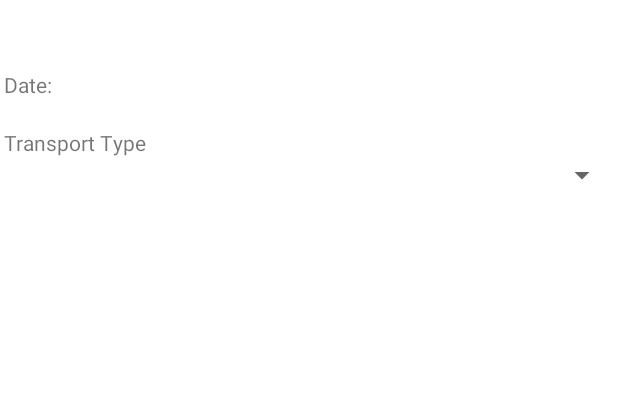
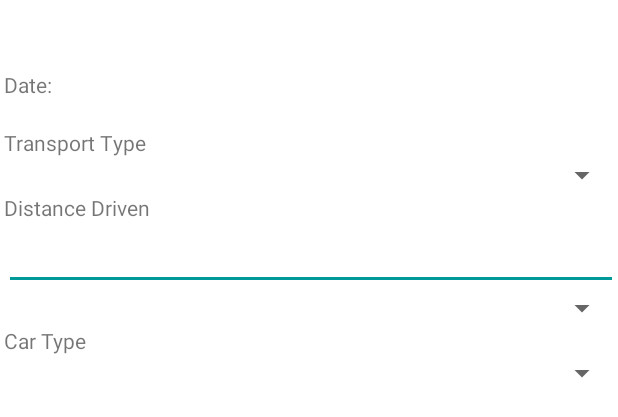
Before and after one commit to dawangk/B07-Planetze, an Android app: the layout fragment_transport_entry.xml on its own in the app's theme, with its tools: preview values and no code run, on a phone screen of 412 x 824 dp. Shown: the top 417 px of the screen. Run offline under Robolectric (Android 15) with nearby library versions, the phone set to English and light mode, and no system bars.

Commit message:
Rework/Feature: Made code in TransportEntryPage more modular and reusable. Finished Setting up input fields.

```diff
--- a/app/src/main/java/com/example/b07projectfall2024/NavigationBar/EntryInputs/EntryNavigatorPage.java
+++ b/app/src/main/java/com/example/b07projectfall2024/NavigationBar/EntryInputs/EntryNavigatorPage.java
@@ -32,7 +32,7 @@ public class EntryNavigatorPage extends Fragment {
         buttonTransport.setOnClickListener(new View.OnClickListener() {
             @Override
             public void onClick(View v) {
-                home.loadFragment(new TransportEntryPage(home), true);
+                home.loadFragment(new TransportEntryPage(), true);
             }
         });
 
--- a/app/src/main/res/layout/fragment_transport_entry.xml
+++ b/app/src/main/res/layout/fragment_transport_entry.xml
@@ -42,9 +42,9 @@
         <LinearLayout
             android:id="@+id/TransportEntry_CarOption"
             android:layout_width="match_parent"
-            android:layout_height="121dp"
+            android:layout_height="297dp"
             android:orientation="vertical"
-            android:visibility="gone">
+            android:visibility="visible">
 
             <TextView
                 android:id="@+id/textView7"
@@ -59,6 +59,11 @@
                 android:ems="10"
                 android:inputType="number" />
 
+            <Spinner
+                android:id="@+id/TrasportEntry_DistanceUnit"
+                android:layout_width="match_parent"
+                android:layout_height="wrap_content" />
+
             <TextView
                 android:id="@+id/textView8"
                 android:layout_width="match_parent"
@@ -66,7 +71,7 @@
                 android:text="Car Type" />
 
             <Spinner
-                android:id="@+id/spinner2"
+                android:id="@+id/TransportEntry_CarType"
                 android:layout_width="match_parent"
                 android:layout_height="wrap_content" />
         </LinearLayout>
```
Also changed, not shown: app/src/main/java/com/example/b07projectfall2024/NavigationBar/EntryInputs/TransportEntryPage.java (+52 -36 lines).
